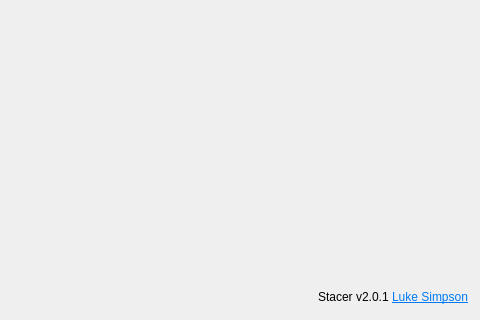
Old version of the form shared/stacer/Pages/Settings/settings_page.ui in the repository s4solutionsllc/Nexis; both pictures show x 331 to 811 and y 159 to 479 of the 811 by 479 pixel window.
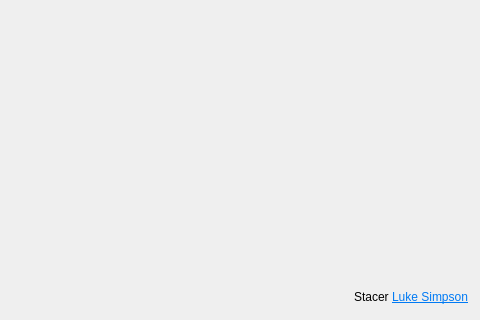
New version of the form. Icons and pictures are not drawn.

What changed in the file:
```diff
--- a/shared/stacer/Pages/Settings/settings_page.ui
+++ b/shared/stacer/Pages/Settings/settings_page.ui
@@ -233,7 +233,7 @@
    <item row="10" column="3" colspan="2" alignment="Qt::AlignRight">
     <widget class="QLabel" name="lblCreatedBy">
      <property name="text">
-      <string notr="true">&lt;html&gt;&lt;head/&gt;&lt;body&gt;&lt;p&gt;Stacer v2.0.1 &lt;a href=&quot;https://github.com/lsimpsonsfdc&quot;&gt;&lt;span style=&quot; text-decoration: underline; color:#007af4;&quot;&gt;Luke Simpson&lt;/span&gt;&lt;/a&gt;&lt;/p&gt;&lt;/body&gt;&lt;/html&gt;</string>
+      <string notr="true">&lt;html&gt;&lt;head/&gt;&lt;body&gt;&lt;p&gt;Stacer &lt;a href=&quot;https://github.com/lsimpsonsfdc&quot;&gt;&lt;span style=&quot; text-decoration: underline; color:#007af4;&quot;&gt;Luke Simpson&lt;/span&gt;&lt;/a&gt;&lt;/p&gt;&lt;/body&gt;&lt;/html&gt;</string>
      </property>
      <property name="textFormat">
       <enum>Qt::RichText</enum>
```
